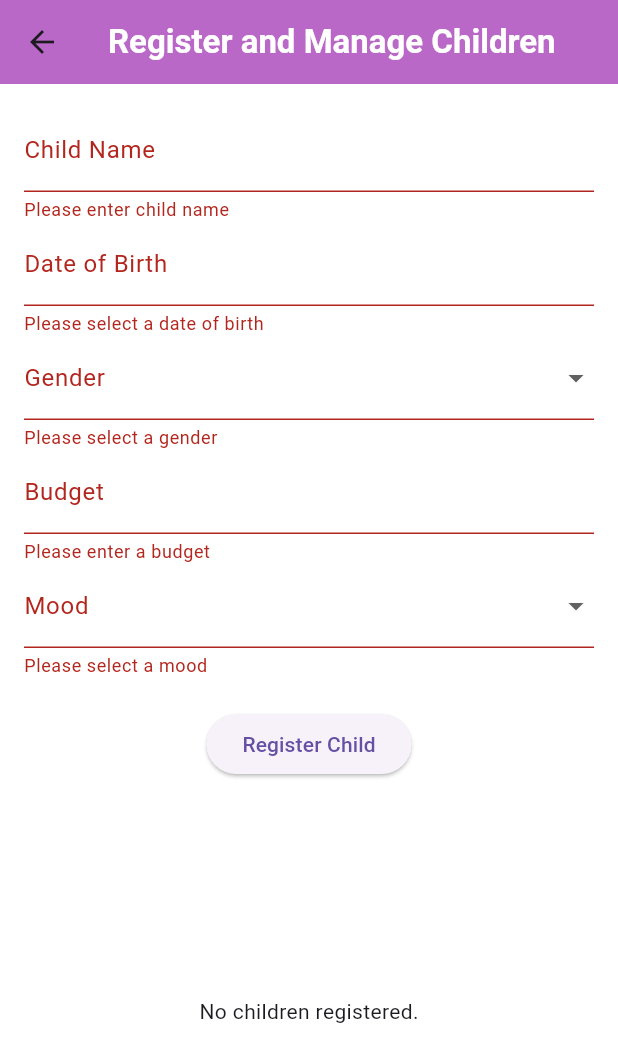
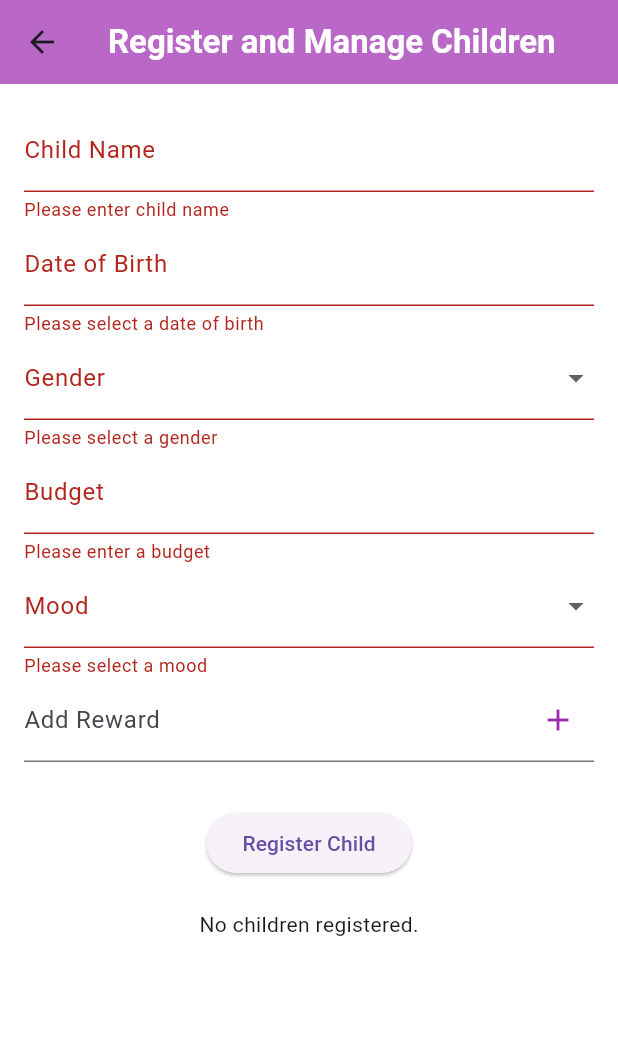
Before and after one commit to deemaoaloufi/KidCoin_App, a Flutter app: the ChildRegistrationForm screen opened directly, after a tap on "Register Child", on a phone screen of 412 x 824 dp. Shown: the top 1062 px of the screen. Run offline on Flutter 3.47's test engine with Material 3 defaults, Android fonts, the light colour scheme and no system bars; our stand-ins replace cloud_firestore, firebase_auth, firebase_core; accounts and stored records are empty.

Commit message:
Sprint #3 updates

```diff
--- a/lib/methods/child_registration.dart
+++ b/lib/methods/child_registration.dart
@@ -2,6 +2,7 @@ import 'package:flutter/material.dart';
 import 'package:flutter/services.dart';
 import 'package:cloud_firestore/cloud_firestore.dart';
 import '../services/child_service.dart';
+import 'reward.dart';
 
 class ChildRegistrationForm extends StatefulWidget {
   final String parentId;
@@ -20,33 +21,38 @@ class _ChildRegistrationState extends State<ChildRegistrationForm> {
   final TextEditingController _dobController = TextEditingController();
   bool _isLoading = false;
   String? _editingChildId;
-  double? _budget; // field for budget
-  String _mood = ''; //field for  Mood variable
+  double? _budget;
+  String _mood = '';
+  RewardManager rewardManager = RewardManager();
+  final TextEditingController _rewardController = TextEditingController();
 
-  // Define the mood definitions map here
   final Map<String, String> moodDefinitions = {
-    'Captain Saver':
-        'Savings= 40% \nFocuses on saving and budgeting for future needs. ',
+    'Captain Saver': 'Savings= 40% \nFocuses on saving and budgeting for future needs.',
     'Captain Balanced': 'Balances spending and saving wisely.',
-    'Captain Funster':
-        'Entertainment= 40% \nEncourages spending on fun and enjoyment. ',
-    'Captain Essential':
-        'Needs= 40% \nPrioritizes essential needs and expenses.',
-    'Captain Foodie':
-        'Food & Snack= 40% \nEncourages spending on food and snacks.',
+    'Captain Funster': 'Entertainment= 40% \nEncourages spending on fun and enjoyment.',
+    'Captain Essential': 'Needs= 40% \nPrioritizes essential needs and expenses.',
+    'Captain Foodie': 'Food & Snack= 40% \nEncourages spending on food and snacks.',
   };
 
   Future<void> _submitForm() async {
     if (_formKey.currentState!.validate()) {
       _formKey.currentState!.save();
 
+      if (rewardManager.rewards.isEmpty) {
+        ScaffoldMessenger.of(context).showSnackBar(
+          const SnackBar(content: Text('Please add at least one reward before submitting.')),
+        );
+        return;
+      }
+
       Map<String, dynamic> childData = {
         'name': _name,
         'dateOfBirth': _dateOfBirth?.toIso8601String(),
         'gender': _gender,
-        'budget': _budget, // Save budget in the data map in firebase
-        'mood': _mood, // Save the selected mood in Firebase
+        'budget': _budget,
+        'mood': _mood,
         'parentId': widget.parentId,
+        'rewards': rewardManager.rewards,
       };
 
       setState(() {
@@ -67,6 +73,7 @@ class _ChildRegistrationState extends State<ChildRegistrationForm> {
         _formKey.currentState!.reset();
         _dobController.clear();
         _editingChildId = null;
+        rewardManager = RewardManager();
       } catch (e) {
         ScaffoldMessenger.of(context).showSnackBar(
           SnackBar(content: Text('Failed to save child: $e')),
@@ -101,14 +108,47 @@ class _ChildRegistrationState extends State<ChildRegistrationForm> {
       _dateOfBirth = DateTime.parse(doc['dateOfBirth']);
       _dobController.text = _dateOfBirth!.toIso8601String().split('T')[0];
       _gender = doc['gender'];
-      _budget = doc['budget'] != null
-          ? doc['budget'].toDouble()
-          : null; // Populate budget if exists
-      final data = doc.data()
-          as Map<String, dynamic>?; // Check if mood exists before accessing
+      _budget = doc['budget'] != null ? doc['budget'].toDouble() : null;
+      final data = doc.data() as Map<String, dynamic>?;
+
       _mood = data != null && data.containsKey('mood') ? data['mood'] : '';
       _editingChildId = doc.id;
+
+      rewardManager = RewardManager();
+      if (data != null && data.containsKey('rewards')) {
+        for (var reward in data['rewards']) {
+          rewardManager.addReward(reward);
+        }
+      }
     });
+  }
+
+  Widget _buildRewardBox(String reward) {
+    return Container(
+      margin: EdgeInsets.symmetric(vertical: 4),
+      padding: EdgeInsets.all(8),
+      decoration: BoxDecoration(
+        color: Colors.purple[100],
+        borderRadius: BorderRadius.circular(10),
+        boxShadow: [
+          BoxShadow(color: Colors.grey.shade400, blurRadius: 3, offset: Offset(0, 2))
+        ],
+      ),
+      child: Row(
+        mainAxisAlignment: MainAxisAlignment.spaceBetween,
+        children: [
+          Text(reward, style: TextStyle(fontSize: 16, fontWeight: FontWeight.bold)),
+          IconButton(
+            icon: Icon(Icons.close, color: Colors.red),
+            onPressed: () {
+              setState(() {
+                rewardManager.removeReward(reward);
+              });
+            },
+          )
+        ],
+      ),
+    );
   }
 
   @override
@@ -117,14 +157,12 @@ class _ChildRegistrationState extends State<ChildRegistrationForm> {
       appBar: AppBar(
         title: Text(
           'Register and Manage Children',
-          style: TextStyle(
-            fontWeight: FontWeight.bold,
-            color: Colors.white,
-          ),
+          style: TextStyle(fontWeight: FontWeight.bold, color: Colors.white),
         ),
         backgroundColor: Colors.purple[300],
       ),
-      body: Padding(
+      body: SingleChildScrollView(
+        child: Padding(
           padding: const EdgeInsets.all(16.0),
           child: Column(
             children: [
@@ -135,12 +173,10 @@ class _ChildRegistrationState extends State<ChildRegistrationForm> {
                     TextFormField(
                       initialValue: _name,
                       decoration: InputDecoration(labelText: 'Child Name'),
-                    validator: (value) =>
-                        value!.isEmpty ? 'Please enter child name' : null,
+                      validator: (value) => value!.isEmpty ? 'Please enter child name' : null,
                       onSaved: (value) => _name = value!,
                       inputFormatters: [
-                      FilteringTextInputFormatter.allow(
-                          RegExp(r'^[a-zA-Z\s]+$')),
+                        FilteringTextInputFormatter.allow(RegExp(r'^[a-zA-Z\s]+$')),
                       ],
                     ),
                     TextFormField(
@@ -166,13 +202,10 @@ class _ChildRegistrationState extends State<ChildRegistrationForm> {
                           value == null ? 'Please select a gender' : null,
                     ),
                     TextFormField(
-                    decoration: InputDecoration(
-                        labelText:
-                            'Budget'), //budget wedget to be displayed in the screen
+                      decoration: InputDecoration(labelText: 'Budget'),
                       keyboardType: TextInputType.number,
                       inputFormatters: [
-                      FilteringTextInputFormatter.allow(
-                          RegExp(r'^\d+(\.\d{0,2})?$')),
+                        FilteringTextInputFormatter.allow(RegExp(r'^\d+(\.\d{0,2})?$')),
                       ],
                       validator: (value) {
                         if (value == null || value.isEmpty) {
@@ -180,32 +213,23 @@ class _ChildRegistrationState extends State<ChildRegistrationForm> {
                         }
                         final budget = double.tryParse(value);
                         if (budget == null || budget <= 0) {
-                        return 'Please enter a valid budget'; //validate the budget, the field itself only allow numbers!
+                          return 'Please enter a valid budget';
                         }
                         return null;
                       },
                       onSaved: (value) => _budget = double.parse(value!),
                     ),
-                  // Mood dropdown
                     DropdownButtonFormField<String>(
                       value: _mood.isEmpty ? null : _mood,
                       decoration: InputDecoration(labelText: 'Mood'),
-                    items: [
-                      'Captain Saver',
-                      'Captain Balanced',
-                      'Captain Funster',
-                      'Captain Essential',
-                      'Captain Foodie'
-                    ]
-                        .map((mood) =>
-                            DropdownMenuItem(value: mood, child: Text(mood)))
+                      items: moodDefinitions.keys
+                          .map((mood) => DropdownMenuItem(value: mood, child: Text(mood)))
                           .toList(),
                       onChanged: (value) {
                         if (value != null) {
                           setState(() {
-                          _mood = value; // Update the selected mood
+                            _mood = value;
                           });
-                        // Show the dialog with the mood definition for usability!!
                           showDialog(
                             context: context,
                             builder: (BuildContext context) {
@@ -215,8 +239,7 @@ class _ChildRegistrationState extends State<ChildRegistrationForm> {
                                 actions: <Widget>[
                                   TextButton(
                                     onPressed: () {
-                                    Navigator.of(context)
-                                        .pop(); // Close the dialog
+                                      Navigator.of(context).pop();
                                     },
                                     child: Text('Close'),
                                   ),
@@ -229,7 +252,25 @@ class _ChildRegistrationState extends State<ChildRegistrationForm> {
                       validator: (value) =>
                           value == null ? 'Please select a mood' : null,
                     ),
-
+                    TextField(
+                      controller: _rewardController,
+                      decoration: InputDecoration(
+                        labelText: 'Add Reward',
+                        suffixIcon: IconButton(
+                          icon: Icon(Icons.add, color: Colors.purple),
+                          onPressed: () {
+                            if (_rewardController.text.isNotEmpty) {
+                              setState(() {
+                                rewardManager.addReward(_rewardController.text);
+                                _rewardController.clear();
+                              });
+                            }
+                          },
+                        ),
+                      ),
+                    ),
+                    const SizedBox(height: 10),
+                    ...rewardManager.rewards.map(_buildRewardBox).toList(),
                     const SizedBox(height: 20),
                     _isLoading
                         ? CircularProgressIndicator()
@@ -243,8 +284,7 @@ class _ChildRegistrationState extends State<ChildRegistrationForm> {
                 ),
               ),
               const SizedBox(height: 20),
-            Expanded(
-              child: StreamBuilder<QuerySnapshot>(
+              StreamBuilder<QuerySnapshot>(
                 stream: FirebaseFirestore.instance
                     .collection('children')
                     .where('parentId', isEqualTo: widget.parentId)
@@ -253,17 +293,17 @@ class _ChildRegistrationState extends State<ChildRegistrationForm> {
                   if (!snapshot.hasData) {
                     return Center(child: CircularProgressIndicator());
                   }
-
                   if (snapshot.data!.docs.isEmpty) {
                     return Center(child: Text('No children registered.'));
                   }
-
                   return ListView(
+                    shrinkWrap: true, // Added this to avoid infinite height
+                    physics: NeverScrollableScrollPhysics(),
                     children: snapshot.data!.docs.map((doc) {
                       return ListTile(
                         title: Text(doc['name']),
                         subtitle: Text(
-                            "Child ID: ${doc['childId']} | DOB: ${doc['dateOfBirth']} | Gender: ${doc['gender']} | Budget: \$${doc['budget'] ?? 'N/A'}| Mood: ${doc['mood'] ?? 'N/A'}"),
+                            "Child ID: ${doc['childId']} | DOB: ${doc['dateOfBirth']} | Gender: ${doc['gender']} | Budget: \$${doc['budget'] ?? 'N/A'} | Mood: ${doc['mood'] ?? 'N/A'}"),
                         trailing: Row(
                           mainAxisSize: MainAxisSize.min,
                           children: [
@@ -289,8 +329,8 @@ class _ChildRegistrationState extends State<ChildRegistrationForm> {
                   );
                 },
               ),
+            ],
           ),
-          ],
         ),
       ),
       backgroundColor: Colors.white,
--- /dev/null
+++ b/lib/methods/reward.dart
@@ -0,0 +1,22 @@
+class RewardManager {
+  final List<String> _rewards = [];
+  String? selectedReward;
+
+  List<String> get rewards => _rewards;
+
+  // Add a reward to the list
+  void addReward(String reward) {
+    if (reward.isNotEmpty && !_rewards.contains(reward) && _rewards.length < 5) {
+      _rewards.add(reward);
+    }
+  }
+
+  // Remove a reward from the list
+  void removeReward(String reward) {
+    _rewards.remove(reward);
+    if (selectedReward == reward) {
+      selectedReward = null; // Clear selected reward if it's removed
+    }
+  }
+
+}
--- a/pubspec.yaml
+++ b/pubspec.yaml
@@ -38,7 +38,6 @@ dependencies:
   firebase_messaging: ^15.1.3
   cupertino_icons: ^1.0.8
   uuid: ^3.0.6
-
 
 
 dev_dependencies:
```
Also changed, not shown: lib/methods/child_main_page.dart (+46 -24 lines), lib/methods/reward_selection_screen.dart (added, +140 -0 lines). Lines whose indentation alone changed are shown as unchanged.
